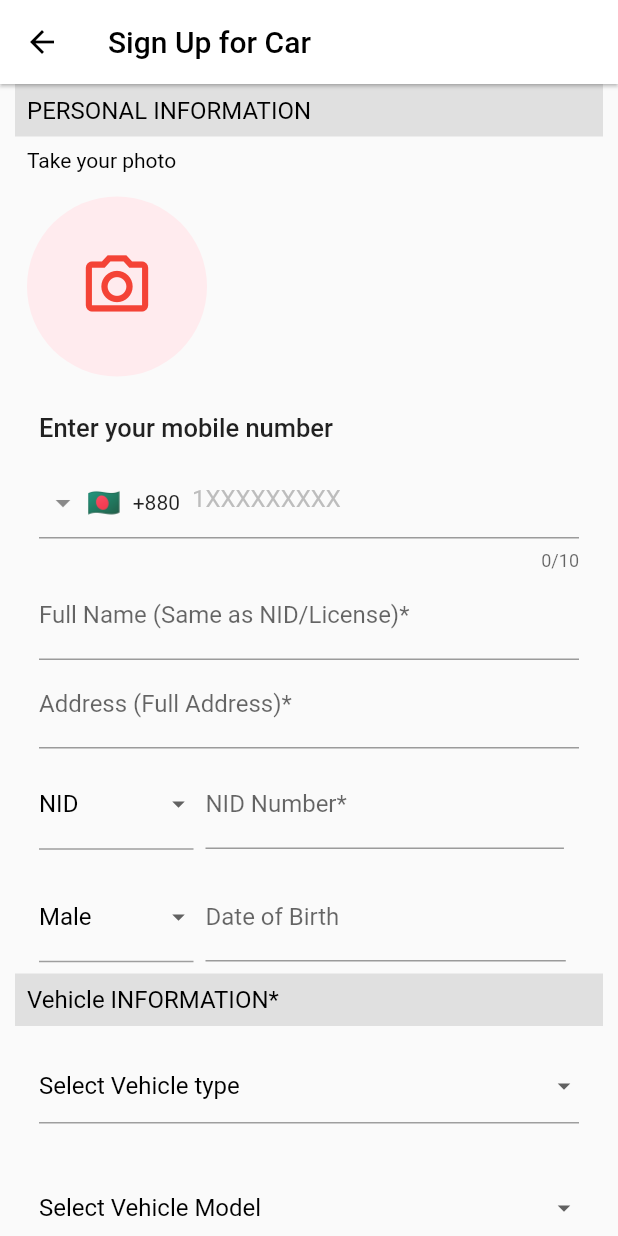
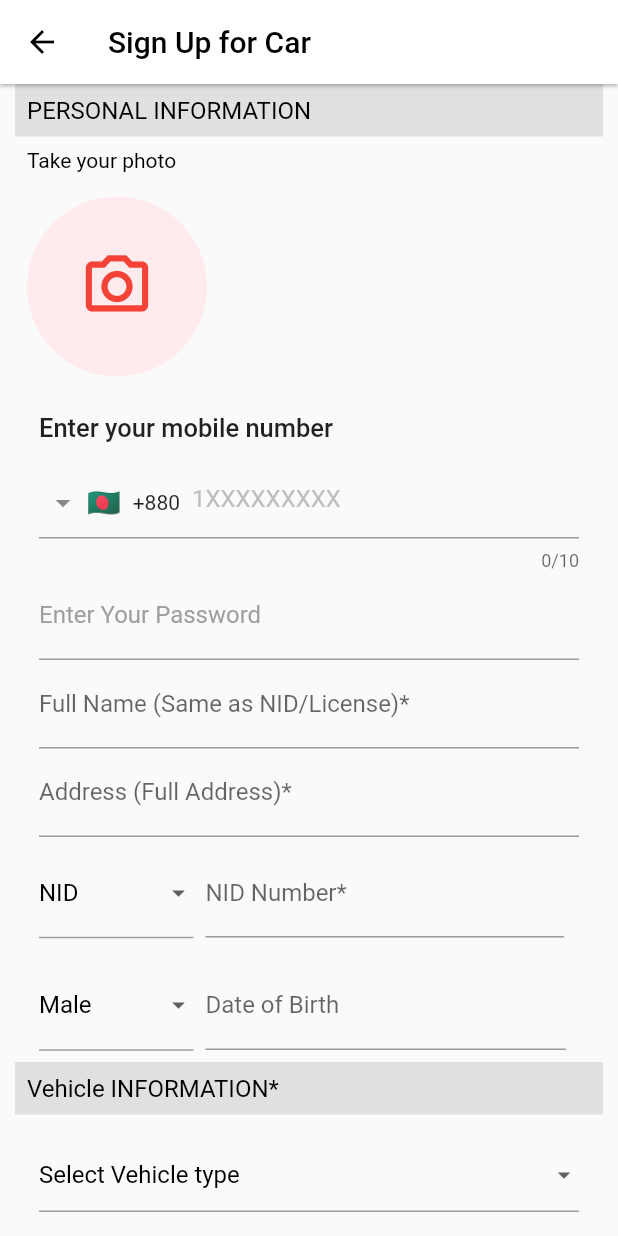
Before and after one commit to gblbd/myroad_drive, a Flutter app: the SignUpForCar screen opened directly, on a phone screen of 412 x 824 dp. Run offline on Flutter 3.47's test engine with Material 2 defaults, Android fonts, the phone set to English and light mode, and no system bars; drawn by our look-alikes of intl_phone_field; our stand-ins replace animated_splash_screen, babstrap_settings_screen, file_picker, firebase_core, firebase_database, fluttertoast and 10 more; accounts and stored records are empty.

Commit message:
update 12:44

```diff
--- a/lib/vehicle_reg.dart
+++ b/lib/vehicle_reg.dart
@@ -87,6 +87,7 @@ class _SignUpForCarState extends State<SignUpForCar> {
     });
   }
   final TextEditingController phoneNumbController=TextEditingController();
+  final TextEditingController _password=TextEditingController();
   // void _validatePhoneNumber() {
   //   setState(() {
   //     _isPhoneNumberValid = phoneNumbController.text.isNotEmpty && phoneNumbController.text.length==10;
@@ -169,6 +170,20 @@ class _SignUpForCarState extends State<SignUpForCar> {
                   },
                 ),
               ),
+              Padding(
+                padding: const EdgeInsets.only(left: 16,right: 16,),
+                child: TextField(
+                  controller: _password,
+                  decoration: InputDecoration(
+                     // border: InputBorder.none,
+                      labelText: "Enter Your Password",
+                      labelStyle: TextStyle(color: Colors.grey)
+                  ),
+                  cursorColor: Colors.red,
+
+                ),
+              ),
+
               Padding(
                 padding: const EdgeInsets.only(left: 16,right: 16,top: 0),
                 child: TextFormField(
@@ -536,7 +551,6 @@ class _SignUpForCarState extends State<SignUpForCar> {
                   keyboardType: TextInputType.name,
                   decoration: InputDecoration(
                     labelText: 'Enter Driving Licence Number*',
-                    //labelStyle: TextStyle(color: )
                   ),
                 ),
               ),
@@ -595,12 +609,15 @@ class _SignUpForCarState extends State<SignUpForCar> {
                       overlayColor: MaterialStateProperty.all(Colors.transparent),
                     ),
                     onPressed: () async{
-                      await ref.child("${phoneNumbController.text.toString()}").child("Dprofile").set({
-                        "Dphone_Number": "${phoneNumbController.text.toString()}",
+                      await ref.child("0${phoneNumbController.text.toString()}").child("Dprofile").set({
+                        "Dphone_Number": "0${phoneNumbController.text.toString()}",
+                        "Password":"${_password.text.toString()}",
                         "Dfull_Name":"${_fullName.text.toString()}",
                         "Daddress":"${_address.text.toString()}",
-                        "Dpassport":"${dropdownValue_gender.toString()}",
+                        "Dpassport":"${dropdownValue_auth.toString()}",
+                        "Dpassport_num":"${_password.text.toString()}",
                         "DGender":"${dropdownValue_gender.toString()}",
+                        "Ddate_of_birth":"${_DOB.text.toString()}",
                         "Vehicle_Type":"${dropdownValue_Car.toString()}",
                         "Vehicle_Model":"${dropdownValue_Model.toString()}",
                         "Vehicle_Registration_Number": "${Vehicle_registrationNum.text.toString()}",
@@ -639,46 +656,6 @@ class _SignUpForCarState extends State<SignUpForCar> {
 
 
 
-  //
-  // Future<void> Upload_data()
-  // async {
-  //
-  //
-  //   await ref.child("_mobileNumber.text").child("profile").set({
-  //     "first_name": "_firstName.text",
-  //     "last_name": "_lastName.text",
-  //     "dob": "_dob.text",
-  //     "gender": "dropdownValue_month.toString()",
-  //     "nid": "_nid.text",
-  //     "mobile_no": "_mobileNumber.text",
-  //     "pin": "_pin.text",
-  //     "balance":"00.00",
-  //
-  //
-  //
-  //     // "address": {
-  //     //   "line1": "100 Mountain View"
-  //     // }
-  //   }).then((value) {
-  //     Navigator.pop(context);
-  //     // Navigator.push(
-  //     //   context,
-  //     //   MaterialPageRoute(
-  //     //     builder: (context) {
-  //     //       return MainScreen();
-  //     //     },
-  //     //   ),
-  //     // );
-  //   });
-  //
-  //
-  //
-  //
-  //
-  //
-  // }
-  //
-
 
 
 
```
Also changed, not shown: lib/LoginScreen.dart (+65 -4 lines), lib/home_page.dart (+15 -1 lines).
